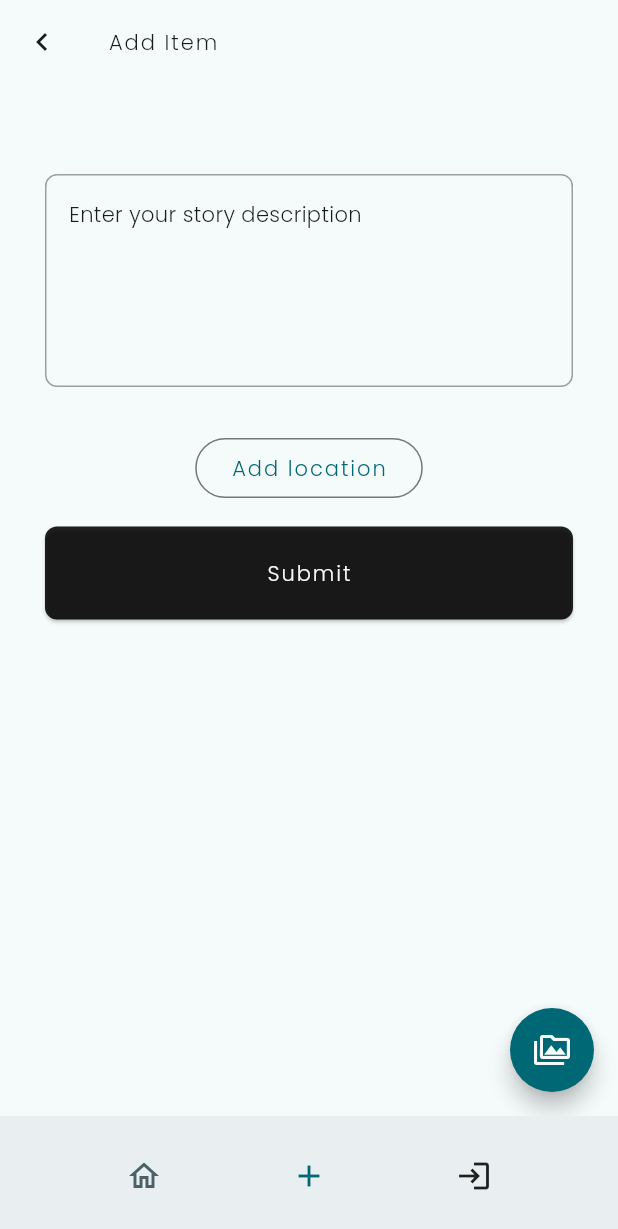
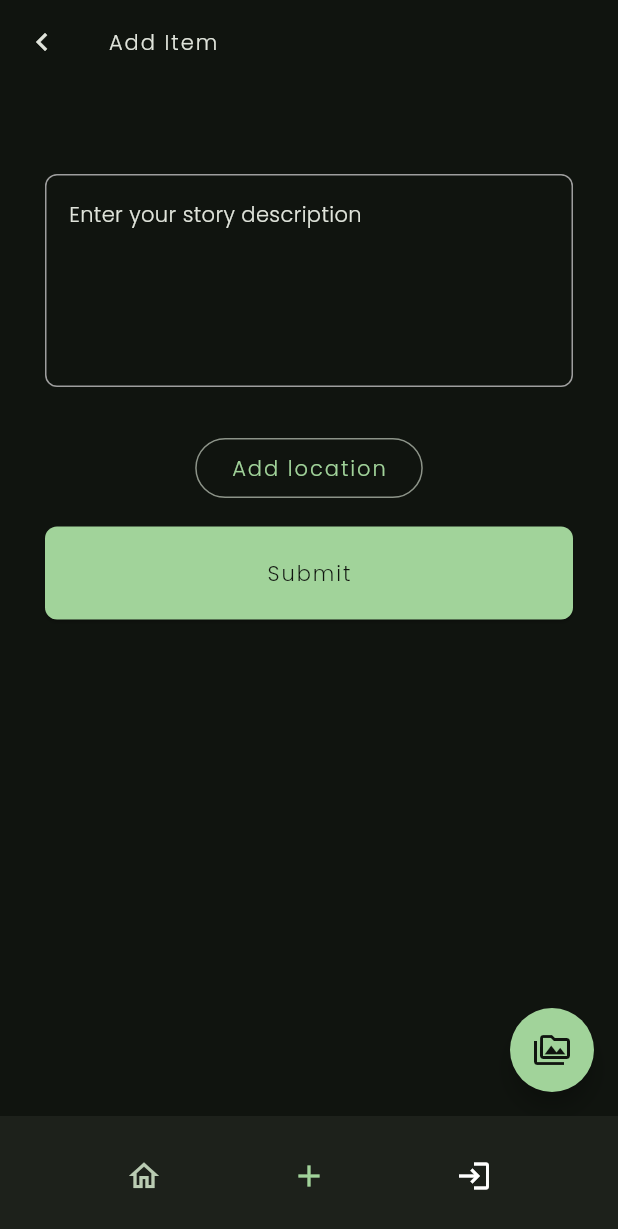
Before and after one commit to redomeire/flutter-intermediate-1, a Flutter app: the screen it shows after launch, after a tap on "Continue as guest", on a phone screen of 412 x 824 dp. Shown: the top 1229 px of the screen. Run offline on Flutter 3.47's test engine with Material 3 defaults, Android fonts, the phone set to English and light mode, and no system bars; drawn by our look-alikes of flutter_expandable_fab; our stand-ins replace freezed_annotation, geocoding, go_router, google_fonts, google_maps_flutter, image_picker and 2 more; missing offline and left inert: bottom_sheet_bar; network calls fail.

Commit message:
feat: add flutter flavor for regular and premium

```diff
--- /dev/null
+++ b/lib/config/flavor/flavor_config.dart
@@ -0,0 +1,27 @@
+import 'package:flutter/material.dart';
+
+enum FlavorType { regular, premium }
+
+class FlavorValues {
+  final String titleApp;
+
+  const FlavorValues({this.titleApp = "Regular App"});
+}
+
+class FlavorConfig {
+  final FlavorType flavorType;
+  final MaterialColor color;
+  final FlavorValues flavorValues;
+
+  static FlavorConfig? _instance;
+
+  FlavorConfig({
+    this.flavorType = FlavorType.regular,
+    this.color = Colors.orange,
+    this.flavorValues = const FlavorValues(),
+  }) {
+    _instance = this;
+  }
+
+  static FlavorConfig get instance => _instance ?? FlavorConfig();
+}
--- a/lib/config/theme/app_theme.dart
+++ b/lib/config/theme/app_theme.dart
@@ -1,3 +1,4 @@
+import 'package:belajar_aplikasi_flutter_intermediate/config/flavor/flavor_config.dart';
 import 'package:flutter/material.dart';
 
 import '../../styles/color/app_color.dart';
@@ -30,7 +31,9 @@ class AppTheme {
 
   static ThemeData get lightTheme {
     return ThemeData(
-      colorSchemeSeed: AppColor.white.color,
+      colorSchemeSeed: FlavorConfig.instance.flavorType == FlavorType.regular
+          ? AppColor.white.color
+          : AppColor.green.color,
       brightness: Brightness.light,
       textTheme: _textTheme,
       useMaterial3: true,
@@ -40,7 +43,9 @@ class AppTheme {
 
   static ThemeData get darkTheme {
     return ThemeData(
-      colorSchemeSeed: AppColor.black.color,
+      colorSchemeSeed: FlavorConfig.instance.flavorType == FlavorType.regular
+          ? AppColor.black.color
+          : AppColor.green.color,
       brightness: Brightness.dark,
       textTheme: _textTheme,
       useMaterial3: true,
--- /dev/null
+++ b/lib/main_premium.dart
@@ -0,0 +1,21 @@
+import 'package:flutter/material.dart';
+import 'package:intl/date_symbol_data_local.dart';
+import 'package:shared_preferences/shared_preferences.dart';
+
+import 'config/flavor/flavor_config.dart';
+import 'my_app.dart';
+
+void main() async {
+  WidgetsFlutterBinding.ensureInitialized();
+  await initializeDateFormatting('id_ID');
+  final sharedPreferences = await SharedPreferences.getInstance();
+  runApp(MyApp(sharedPreferences: sharedPreferences));
+
+  FlavorConfig(
+    flavorType: FlavorType.premium,
+    color: Colors.blue,
+    flavorValues: const FlavorValues(titleApp: "Premium App"),
+  );
+
+  runApp(MyApp(sharedPreferences: sharedPreferences));
+}
--- a/lib/main.dart
+++ b/lib/my_app.dart
@@ -1,3 +1,4 @@
+import 'package:belajar_aplikasi_flutter_intermediate/config/flavor/flavor_config.dart';
 import 'package:belajar_aplikasi_flutter_intermediate/config/router/app_router.dart';
 import 'package:belajar_aplikasi_flutter_intermediate/config/theme/app_theme.dart';
 import 'package:belajar_aplikasi_flutter_intermediate/providers/api/add_story_provider.dart';
@@ -10,16 +11,8 @@ import 'package:belajar_aplikasi_flutter_intermediate/providers/shared_preferenc
 import 'package:belajar_aplikasi_flutter_intermediate/services/http/api_service.dart';
 import 'package:belajar_aplikasi_flutter_intermediate/services/local/shared_preferences_service.dart';
 import 'package:flutter/material.dart';
-import 'package:intl/date_symbol_data_local.dart';
 import 'package:provider/provider.dart';
 import 'package:shared_preferences/shared_preferences.dart';
-
-void main() async {
-  WidgetsFlutterBinding.ensureInitialized();
-  await initializeDateFormatting('id_ID');
-  final sharedPreferences = await SharedPreferences.getInstance();
-  runApp(MyApp(sharedPreferences: sharedPreferences));
-}
 
 class MyApp extends StatelessWidget {
   final SharedPreferences sharedPreferences;
@@ -67,10 +60,10 @@ class MyApp extends StatelessWidget {
         ChangeNotifierProvider(create: (context) => GetLatLngFromMapProvider()),
       ],
       child: MaterialApp.router(
-        title: "Story App",
+        title: FlavorConfig.instance.flavorValues.titleApp,
         theme: AppTheme.lightTheme,
         darkTheme: AppTheme.darkTheme,
-        themeMode: ThemeMode.light,
+        themeMode: ThemeMode.dark,
         routerConfig: getRouterConfig(sharedPreferences),
       ),
     );
--- a/lib/screens/add-story/widget/add_story_button_builder.dart
+++ b/lib/screens/add-story/widget/add_story_button_builder.dart
@@ -13,10 +13,10 @@ class AddStoryConsumerBuilder {
       AddStoryResultStateLoading() => ElevatedButton(
         onPressed: null,
         style: ElevatedButton.styleFrom(
-          backgroundColor: Colors.black87,
+          backgroundColor: Theme.of(context).colorScheme.primary,
           shape: RoundedRectangleBorder(borderRadius: BorderRadius.circular(8)),
           padding: const EdgeInsets.symmetric(vertical: 20),
-          disabledBackgroundColor: Theme.of(context).colorScheme.inverseSurface,
+          disabledBackgroundColor: Theme.of(context).colorScheme.secondary,
         ),
         child: Row(
           crossAxisAlignment: CrossAxisAlignment.center,
@@ -34,7 +34,7 @@ class AddStoryConsumerBuilder {
             Text(
               'Submit',
               style: AppTextStyles.bodyLargeMedium.copyWith(
-                color: Theme.of(context).colorScheme.surface,
+                color: Theme.of(context).colorScheme.secondary,
               ),
             ),
           ],
@@ -43,14 +43,14 @@ class AddStoryConsumerBuilder {
       AddStoryResultStateLoaded() => ElevatedButton(
         onPressed: handleUpload,
         style: ElevatedButton.styleFrom(
-          backgroundColor: Colors.black87,
+          backgroundColor: Theme.of(context).colorScheme.primary,
           shape: RoundedRectangleBorder(borderRadius: BorderRadius.circular(8)),
           padding: const EdgeInsets.symmetric(vertical: 20),
         ),
         child: Text(
           'Submit',
           style: AppTextStyles.bodyLargeMedium.copyWith(
-            color: Theme.of(context).colorScheme.surface,
+            color: Theme.of(context).colorScheme.secondary,
           ),
         ),
       ),
@@ -60,7 +60,7 @@ class AddStoryConsumerBuilder {
           ElevatedButton(
             onPressed: handleUpload,
             style: ElevatedButton.styleFrom(
-              backgroundColor: Colors.black87,
+              backgroundColor: Theme.of(context).colorScheme.primary,
               shape: RoundedRectangleBorder(
                 borderRadius: BorderRadius.circular(8),
               ),
@@ -69,7 +69,7 @@ class AddStoryConsumerBuilder {
             child: Text(
               'Submit',
               style: AppTextStyles.bodyLargeMedium.copyWith(
-                color: Theme.of(context).colorScheme.surface,
+                color: Theme.of(context).colorScheme.secondary,
               ),
             ),
           ),
@@ -85,7 +85,7 @@ class AddStoryConsumerBuilder {
       _ => ElevatedButton(
         onPressed: handleUpload,
         style: ElevatedButton.styleFrom(
-          backgroundColor: Colors.black87,
+          backgroundColor: Theme.of(context).colorScheme.primary,
           shape: RoundedRectangleBorder(borderRadius: BorderRadius.circular(8)),
           padding: const EdgeInsets.symmetric(vertical: 20),
         ),
--- a/lib/screens/add-story/widget/add_story_form.dart
+++ b/lib/screens/add-story/widget/add_story_form.dart
@@ -1,3 +1,4 @@
+import 'package:belajar_aplikasi_flutter_intermediate/config/flavor/flavor_config.dart';
 import 'package:belajar_aplikasi_flutter_intermediate/providers/get_latlng_from_map_provider.dart';
 import 'package:flutter/material.dart';
 import 'package:go_router/go_router.dart';
@@ -58,7 +59,7 @@ class _AddStoryFormState extends State<AddStoryForm> {
                           ElevatedButton(
                             onPressed: widget.onRemoveImage,
                             style: ElevatedButton.styleFrom(
-                              backgroundColor: Colors.black87,
+                              backgroundColor: Theme.of(context).colorScheme.primary,
                               shape: RoundedRectangleBorder(
                                 borderRadius: BorderRadius.circular(8),
                               ),
@@ -105,6 +106,7 @@ class _AddStoryFormState extends State<AddStoryForm> {
                 },
               ),
               SizedBox(height: 15),
+              if (FlavorConfig.instance.flavorType == FlavorType.premium)
                 context.watch<GetLatLngFromMapProvider>().lat != null
                     ? TextField(
                   readOnly: true,
@@ -139,6 +141,7 @@ class _AddStoryFormState extends State<AddStoryForm> {
                 )
                     : SizedBox(),
               SizedBox(height: 15),
+              if (FlavorConfig.instance.flavorType == FlavorType.premium)
                 context.watch<GetLatLngFromMapProvider>().lat == null
                     ? OutlinedButton(
                   onPressed: () {
--- a/lib/screens/auth/onboarding/onboarding_screen.dart
+++ b/lib/screens/auth/onboarding/onboarding_screen.dart
@@ -44,7 +44,7 @@ class OnboardingScreen extends StatelessWidget {
                         context.go("/onboarding/login");
                       },
                       style: ElevatedButton.styleFrom(
-                        backgroundColor: Colors.black87,
+                        backgroundColor: Theme.of(context).colorScheme.primary,
                         shape: RoundedRectangleBorder(
                           borderRadius: BorderRadius.circular(8),
                         ),
--- a/lib/shared/widgets/auth/auth_bottom_app_bar.dart
+++ b/lib/shared/widgets/auth/auth_bottom_app_bar.dart
@@ -25,7 +25,7 @@ class AuthBottomAppBar extends StatelessWidget {
                   Text(
                     "${isLoginPage ? "Don't" : "Already"}  have an account? ",
                     style: AppTextStyles.labelMedium.copyWith(
-                      color: Colors.black,
+                      color: Theme.of(context).colorScheme.inverseSurface,
                     ),
                   ),
                   GestureDetector(
```
Also changed, not shown: lib/main_regular.dart (added, +21 -0 lines), lib/screens/auth/login/widget/login_button_builder.dart (+5 -5 lines), lib/screens/auth/register/widget/register_button_builder.dart (+5 -5 lines), 1 other file. Lines whose indentation alone changed are shown as unchanged.
